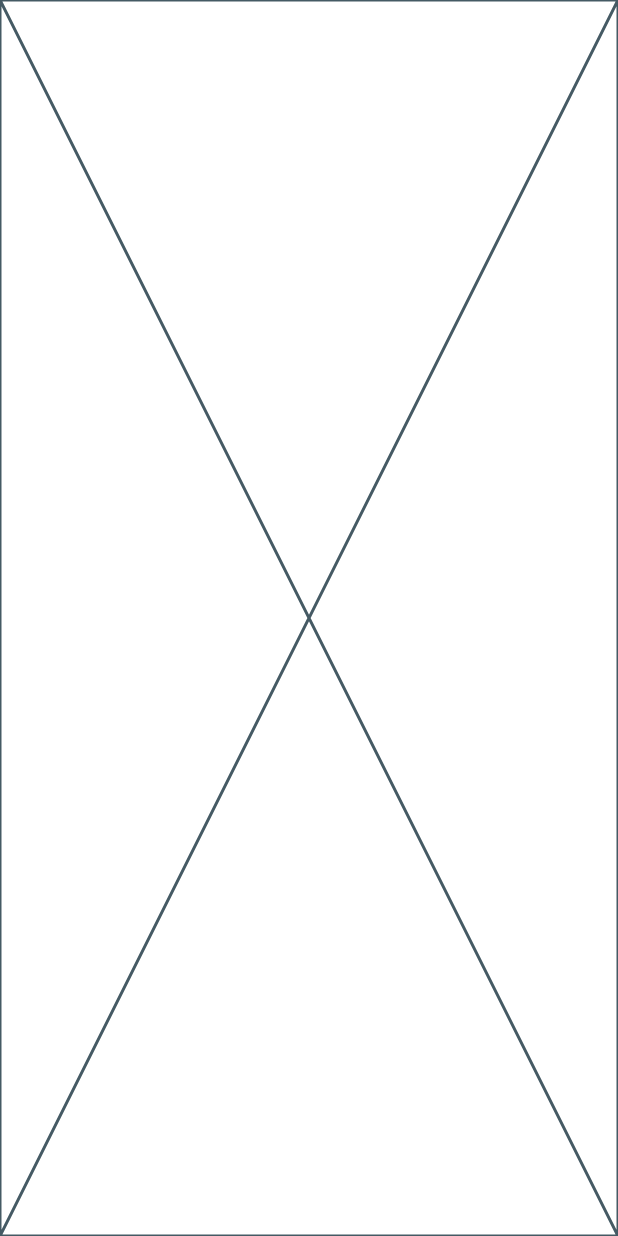
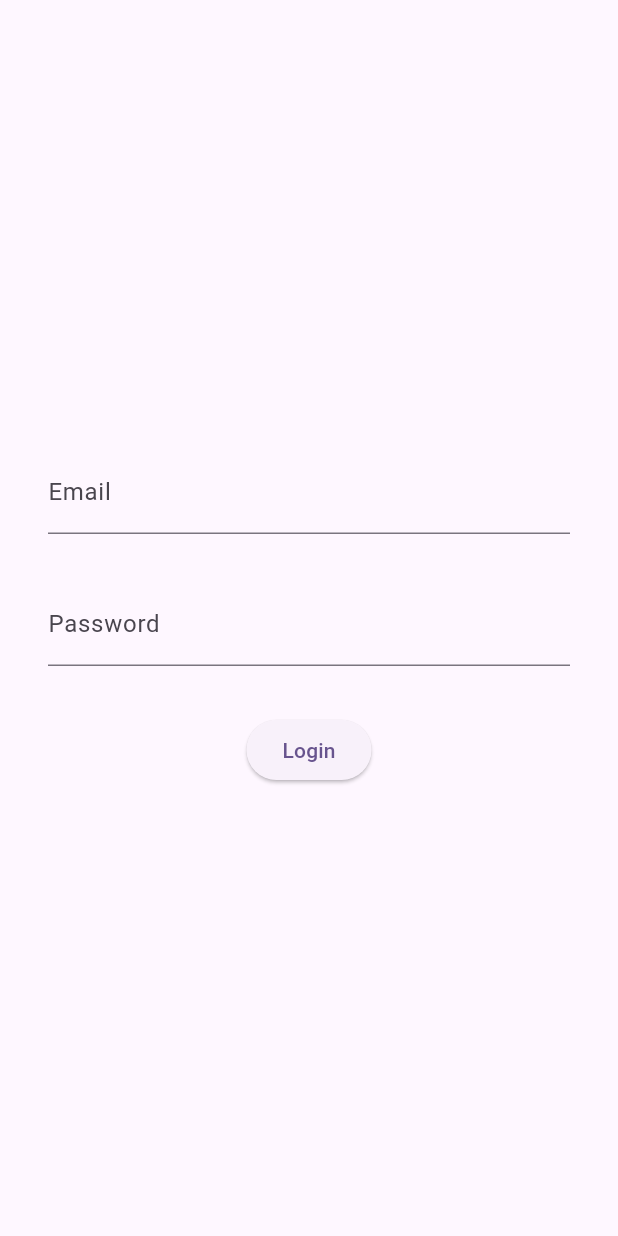
Before and after one commit to lautipaletta/fudo_challenge, a Flutter app: the screen it shows after launch, on a phone screen of 412 x 824 dp. Run offline on Flutter 3.47's test engine with Material 3 defaults, Android fonts, the phone set to English and light mode, and no system bars; our stand-ins replace dio, either_dart, flutter_riverpod, freezed_annotation, go_router, hive; accounts and stored records are empty; generated files the repository leaves out were written again.

Commit message:
feat: add sign in with email and password feature

```diff
--- a/lib/config/routes/router.dart
+++ b/lib/config/routes/router.dart
@@ -1,6 +1,7 @@
 import 'package:flutter_riverpod/flutter_riverpod.dart';
 import 'package:fudo_challenge/config/routes/app_routes.dart';
 import 'package:fudo_challenge/features/auth/presentation/ui/screens/login_screen.dart';
+import 'package:fudo_challenge/features/posts/presentation/ui/screens/posts_screen.dart';
 import 'package:go_router/go_router.dart';
 
 final routerProvider = Provider<GoRouter>((_) {
@@ -10,18 +11,18 @@ final routerProvider = Provider<GoRouter>((_) {
       GoRoute(
         name: AppRoutes.login.name,
         path: AppRoutes.login.path,
-        builder: (context, state) => const LoginScreen(),
+        builder: (context, state) => LoginScreen(),
       ),
       GoRoute(
         name: AppRoutes.posts.name,
         path: AppRoutes.posts.path,
         builder: (context, state) => const PostsScreen(),
       ),
-      GoRoute(
-        name: AppRoutes.createPost.name,
-        path: AppRoutes.createPost.path,
-        builder: (context, state) => const CreatePostScreen(),
-      ),
+      // GoRoute(
+      //   name: AppRoutes.createPost.name,
+      //   path: AppRoutes.createPost.path,
+      //   builder: (context, state) => const CreatePostScreen(),
+      // ),
     ],
   );
 });
--- /dev/null
+++ b/lib/core/common/utils/form_validators.dart
@@ -0,0 +1,18 @@
+class FormValidators {
+  static String? emailValidator(String? value) {
+    if (value == null || value.isEmpty) {
+      return 'Email is required';
+    }
+    if (!RegExp(r'^[a-zA-Z0-9._%+-]+@[a-zA-Z0-9.-]+$').hasMatch(value)) {
+      return 'Invalid email address';
+    }
+    return null;
+  }
+
+  static String? passwordValidator(String? value) {
+    if (value == null || value.isEmpty) {
+      return 'Password is required';
+    }
+    return null;
+  }
+}
--- /dev/null
+++ b/lib/core/common/widgets/fudo_text_field.dart
@@ -0,0 +1,28 @@
+import 'package:flutter/material.dart';
+
+class FudoTextField extends StatelessWidget {
+  const FudoTextField({
+    super.key,
+    required this.controller,
+    required this.labelText,
+    this.hintText,
+    this.validator,
+    this.obscureText = false,
+  });
+
+  final TextEditingController controller;
+  final String labelText;
+  final String? hintText;
+  final String? Function(String?)? validator;
+  final bool obscureText;
+
+  @override
+  Widget build(BuildContext context) {
+    return TextFormField(
+      controller: controller,
+      decoration: InputDecoration(labelText: labelText, hintText: hintText),
+      validator: validator,
+      obscureText: obscureText,
+    );
+  }
+}
--- /dev/null
+++ b/lib/core/exceptions/fudo_exception.dart
@@ -0,0 +1,10 @@
+class FudoException implements Exception {
+  final String message;
+
+  FudoException({required this.message});
+
+  @override
+  String toString() {
+    return message;
+  }
+}
--- /dev/null
+++ b/lib/features/auth/data/data_sources/auth_data_source.dart
@@ -0,0 +1,5 @@
+import 'package:fudo_challenge/features/auth/data/model/auth_request_dto.dart';
+
+abstract class AuthDataSource {
+  Future<void> login(AuthRequestDto authRequestDto);
+}
--- /dev/null
+++ b/lib/features/auth/data/data_sources/remote/remote_auth_data_source.dart
@@ -0,0 +1,13 @@
+import 'package:fudo_challenge/core/exceptions/network_exceptions.dart';
+import 'package:fudo_challenge/features/auth/data/data_sources/auth_data_source.dart';
+import 'package:fudo_challenge/features/auth/data/model/auth_request_dto.dart';
+
+class RemoteAuthDataSource implements AuthDataSource {
+  @override
+  Future<void> login(AuthRequestDto authRequestDto) async {
+    if (authRequestDto.email != 'challenge@fudo' ||
+        authRequestDto.password != 'password') {
+      throw BadRequestException(message: 'Invalid email or password');
+    }
+  }
+}
--- /dev/null
+++ b/lib/features/auth/data/model/auth_request_dto.dart
@@ -0,0 +1,16 @@
+import 'package:json_annotation/json_annotation.dart';
+
+part 'auth_request_dto.g.dart';
+
+@JsonSerializable()
+class AuthRequestDto {
+  final String email;
+  final String password;
+
+  AuthRequestDto({required this.email, required this.password});
+
+  factory AuthRequestDto.fromJson(Map<String, dynamic> json) =>
+      _$AuthRequestDtoFromJson(json);
+
+  Map<String, dynamic> toJson() => _$AuthRequestDtoToJson(this);
+}
--- /dev/null
+++ b/lib/features/auth/data/repository/auth_repository_impl.dart
@@ -0,0 +1,33 @@
+import 'package:either_dart/either.dart';
+import 'package:fudo_challenge/core/exceptions/fudo_exception.dart';
+import 'package:fudo_challenge/core/exceptions/network_exceptions.dart';
+import 'package:fudo_challenge/features/auth/data/data_sources/auth_data_source.dart';
+import 'package:fudo_challenge/features/auth/data/model/auth_request_dto.dart';
+import 'package:fudo_challenge/features/auth/domain/repository/auth_repository.dart';
+
+class AuthRepositoryImpl implements AuthRepository {
+  final AuthDataSource authDataSource;
+
+  AuthRepositoryImpl({required this.authDataSource});
+
+  @override
+  Future<Either<FudoException, void>> login(
+    String email,
+    String password,
+  ) async {
+    try {
+      final dto = AuthRequestDto(email: email, password: password);
+      await authDataSource.login(dto);
+      return const Right(null);
+    } on BadRequestException catch (e) {
+      return Left(e);
+    } catch (_) {
+      return Left(
+        FudoException(
+          message:
+              'We are having troubles logging you in, please try again later.',
+        ),
+      );
+    }
+  }
+}
--- /dev/null
+++ b/lib/features/auth/di/providers.dart
@@ -0,0 +1,24 @@
+import 'package:flutter_riverpod/flutter_riverpod.dart';
+import 'package:fudo_challenge/features/auth/data/data_sources/auth_data_source.dart';
+import 'package:fudo_challenge/features/auth/data/data_sources/remote/remote_auth_data_source.dart';
+import 'package:fudo_challenge/features/auth/data/repository/auth_repository_impl.dart';
+import 'package:fudo_challenge/features/auth/domain/repository/auth_repository.dart';
+import 'package:fudo_challenge/features/auth/domain/usecases/sign_in.dart';
+import 'package:fudo_challenge/features/auth/presentation/providers/auth_state.dart';
+import 'package:fudo_challenge/features/auth/presentation/providers/auth_provider.dart';
+
+final authDataSourceProvider = Provider<AuthDataSource>((_) {
+  return RemoteAuthDataSource();
+});
+
+final authRepositoryProvider = Provider<AuthRepository>((ref) {
+  return AuthRepositoryImpl(authDataSource: ref.read(authDataSourceProvider));
+});
+
+final signInUseCaseProvider = Provider<SignInUseCase>((ref) {
+  return SignInUseCase(authRepository: ref.read(authRepositoryProvider));
+});
+
+final authProvider = AsyncNotifierProvider<AuthProvider, AuthState>(() {
+  return AuthProvider();
+});
--- /dev/null
+++ b/lib/features/auth/domain/repository/auth_repository.dart
@@ -0,0 +1,6 @@
+import 'package:either_dart/either.dart';
+import 'package:fudo_challenge/core/exceptions/fudo_exception.dart';
+
+abstract class AuthRepository {
+  Future<Either<FudoException, void>> login(String email, String password);
+}
--- /dev/null
+++ b/lib/features/auth/domain/usecases/sign_in.dart
@@ -0,0 +1,16 @@
+import 'package:either_dart/either.dart';
+import 'package:fudo_challenge/core/exceptions/fudo_exception.dart';
+import 'package:fudo_challenge/features/auth/domain/repository/auth_repository.dart';
+
+class SignInUseCase {
+  final AuthRepository authRepository;
+
+  SignInUseCase({required this.authRepository});
+
+  Future<Either<FudoException, void>> call({
+    required String email,
+    required String password,
+  }) async {
+    return authRepository.login(email, password);
+  }
+}
--- /dev/null
+++ b/lib/features/auth/presentation/providers/auth_provider.dart
@@ -0,0 +1,25 @@
+import 'package:flutter_riverpod/flutter_riverpod.dart';
+import 'package:fudo_challenge/features/auth/di/providers.dart';
+
+import 'package:fudo_challenge/features/auth/domain/usecases/sign_in.dart';
+import 'package:fudo_challenge/features/auth/presentation/providers/auth_state.dart';
+
+class AuthProvider extends AsyncNotifier<AuthState> {
+  SignInUseCase get _signInUseCase => ref.read(signInUseCaseProvider);
+
+  @override
+  Future<AuthState> build() async {
+    return AuthState.initial();
+  }
+
+  Future<void> signIn(String email, String password) async {
+    state = const AsyncValue.loading();
+    final result = await _signInUseCase.call(email: email, password: password);
+    result.fold(
+      (l) => state = AsyncValue.error(l, StackTrace.current),
+      (r) => state = AsyncValue.data(
+        AuthState(isAuthenticated: true, email: email),
+      ),
+    );
+  }
+}
--- a/lib/features/auth/presentation/ui/screens/login_screen.dart
+++ b/lib/features/auth/presentation/ui/screens/login_screen.dart
@@ -1,10 +1,74 @@
 import 'package:flutter/material.dart';
+import 'package:flutter_riverpod/flutter_riverpod.dart';
+import 'package:fudo_challenge/config/routes/routes.dart';
+import 'package:fudo_challenge/core/common/utils/form_validators.dart';
+import 'package:fudo_challenge/core/common/utils/snackbar_handler.dart';
+import 'package:fudo_challenge/core/common/widgets/fudo_text_field.dart';
+import 'package:fudo_challenge/core/exceptions/fudo_exception.dart';
+import 'package:fudo_challenge/features/auth/di/providers.dart';
+import 'package:go_router/go_router.dart';
 
-class LoginScreen extends StatelessWidget {
-  const LoginScreen({super.key});
+class LoginScreen extends ConsumerWidget {
+  LoginScreen({super.key});
+
+  final _emailController = TextEditingController();
+  final _passwordController = TextEditingController();
+  final _formKey = GlobalKey<FormState>();
 
   @override
-  Widget build(BuildContext context) {
-    return const Placeholder();
+  Widget build(BuildContext context, WidgetRef ref) {
+    final controller = ref.read(authProvider.notifier);
+
+    ref.listen(authProvider, (previous, next) {
+      if (next.isLoading) return;
+      if (next.hasValue && next.value?.isAuthenticated == true) {
+        context.goNamed(AppRoutes.posts.name);
+      } else if (next.hasError) {
+        SnackbarHandler.showSnackbar(
+          context,
+          (next.error as FudoException).message,
+        );
+      }
+    });
+
+    return Scaffold(
+      body: SafeArea(
+        child: Padding(
+          padding: const EdgeInsets.all(32),
+          child: Form(
+            key: _formKey,
+            child: Column(
+              mainAxisAlignment: MainAxisAlignment.center,
+              children: [
+                FudoTextField(
+                  controller: _emailController,
+                  labelText: 'Email',
+                  validator: FormValidators.emailValidator,
+                ),
+                const SizedBox(height: 32),
+                FudoTextField(
+                  controller: _passwordController,
+                  labelText: 'Password',
+                  obscureText: true,
+                  validator: FormValidators.passwordValidator,
+                ),
+                const SizedBox(height: 32),
+                ElevatedButton(
+                  onPressed: () {
+                    if (_formKey.currentState!.validate()) {
+                      controller.signIn(
+                        _emailController.text,
+                        _passwordController.text,
+                      );
+                    }
+                  },
+                  child: Text('Login'),
+                ),
+              ],
+            ),
+          ),
+        ),
+      ),
+    );
   }
 }
```
Also changed, not shown: lib/core/common/utils/snackbar_handler.dart (added, +9 -0 lines), lib/core/common/widgets/fudo_loading.dart (added, +10 -0 lines), lib/core/exceptions/network_exceptions.dart (added, +17 -0 lines), lib/features/auth/presentation/providers/auth_state.dart (added, +13 -0 lines), lib/features/posts/presentation/ui/screens/posts_screen.dart (added, +10 -0 lines), pubspec.yaml (+8 -4 lines), pubspec.lock, 1 other file.
